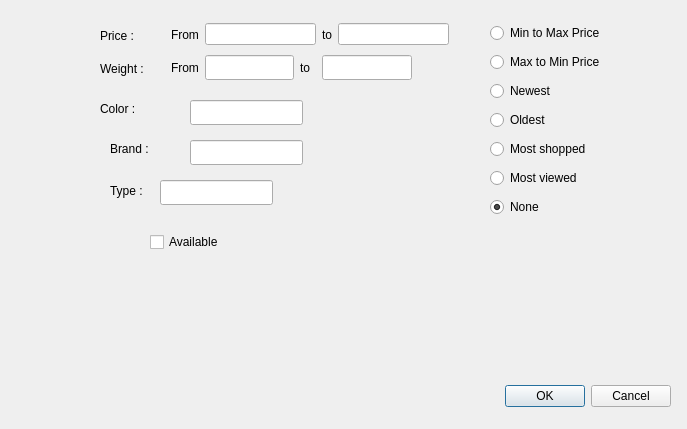
The window that AP/search_tools.ui (AP-projects-4001/Guys) describes before a commit, drawn with Qt 5.
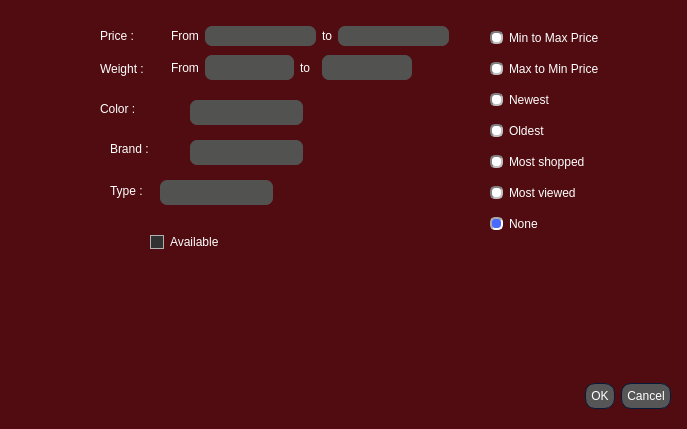
The same window after the commit. Icons and pictures are not drawn.

Diff of the .ui file:
```diff
--- a/AP/search_tools.ui
+++ b/AP/search_tools.ui
@@ -13,6 +13,711 @@
   <property name="windowTitle">
    <string>Dialog</string>
   </property>
+  <property name="styleSheet">
+   <string notr="true">
+QWidget
+{
+	background-color: #500c10;
+	color: #ffffff;
+	border-color: #051a39;
+
+}
+
+
+QLabel
+{
+	background-color: transparent;
+	color: #ffffff;
+
+}
+
+
+QToolTip
+{
+	border : 1px solid #500c10;
+	background-color: #26264f;
+	color: #ffffff;
+	border-color: #051a39;
+
+}
+QPushButton
+{
+	background-color: #565656;
+	color: #ffffff;
+	border-style: solid;
+	border-width: 1px;
+	border-radius: 10px;
+	border-color: #051a39;
+	padding: 5px;
+
+}
+
+
+QPushButton::disabled
+{
+	background-color: #404040;
+	color: #656565;
+	border-color: #051a39;
+
+}
+
+
+QPushButton::hover
+{
+	background-color: #8399ff;
+	color: #ffffff;
+	border-style: solid;
+	border-width: 1px;
+	border-radius: 10px;
+	border-color: #051a39;
+	padding: 5px;
+}
+
+
+QPushButton::pressed
+{
+	background-color: #4969ff;
+	color: #ffffff;
+	border-style: solid;
+	border-width: 1px;
+	border-radius: 10px;
+	border-color: #051a39;
+	padding: 5px;
+
+}
+
+QComboBox
+{
+    background-color: #565656;
+    border: 1px solid;
+    border-radius: 3px;
+    padding-left: 6px;
+    color: #ffffff;
+    height: 20px;
+
+}
+
+
+QComboBox::disabled
+{
+	background-color: #404040;
+	color: #656565;
+	border-color: #051a39;
+
+}
+
+
+QComboBox:hover
+{
+    background-color: #8399ff;
+}
+
+
+QComboBox:on
+{
+    background-color: #4969ff;
+
+}
+
+
+QComboBox QAbstractItemView
+{
+    background-color: #383838;
+    color: #ffffff;
+    border: 1px solid black;
+    selection-background-color: #4969ff;
+    selection-color: #ffffff;
+    outline: 0;
+
+}
+
+QComboBox::drop-down
+{
+    subcontrol-origin: padding;
+    subcontrol-position: top right;
+    width: 15px;
+    border-left-width: 0px;
+    border-left-color: darkgray;
+    border-left-style: solid; 
+    border-top-right-radius: 3px; 
+    border-bottom-right-radius: 3px;
+
+}
+
+
+QComboBox::down-arrow
+{
+    image: url(://arrow-down.png);
+    width: 8px;
+    height: 8px;
+}
+
+
+QSpinBox
+{
+	background-color: #525251;
+	color: #ffffff;
+	border: 1px solid #051a39;
+	border-radius: 3px;
+	padding : 2px;
+}
+
+QLineEdit
+{
+	background-color: #525251;
+	color: #ffffff;
+	border-width: 1px;
+	border-radius: 7px;
+	border-color: #051a39;
+	padding: 2px;
+
+}
+
+QLineEdit::disabled
+{
+	background-color: #404040;
+	color: #656565;
+	border-width: 1px;
+	border-radius: 7px;
+	border-color: #051a39;
+	padding: 2px;
+
+}
+
+QTextEdit
+{
+	background-color: #ffffff;
+	color: #010201;
+	border-color: #051a39;
+
+}
+
+
+QTextEdit::disabled
+{
+	background-color: #404040;
+	color: #656565;
+	border-color: #051a39;
+
+}
+
+QCheckBox::indicator
+{
+    color: #b1b1b1;
+    background-color: #323232;
+    border: 1px solid #b1b1b1;
+    width: 12px;
+    height: 12px;
+
+}
+
+
+QCheckBox::indicator:checked
+{
+    image:url(://checkbox.png);
+    border: 1px solid #565656;
+
+}
+
+
+QCheckBox::disabled
+{
+	color: #656565;
+
+}
+
+
+QCheckBox::indicator:disabled
+{
+	background-color: #656565;
+	color: #656565;
+    border: 1px solid #656565;
+
+}
+
+
+QRadioButton::indicator::unchecked
+{ 
+	border: 2px inset gray; 
+	border-radius: 5px; 
+	background-color:  #fff;
+	width: 9px; 
+	height: 9px; 
+
+}
+
+
+QRadioButton::indicator::unchecked:hover
+{ 
+	border: 2px solid #565656; 
+	border-radius: 5px; 
+	background-color:  #fff;
+	width: 9px; 
+	height: 9px; 
+
+}
+
+
+QRadioButton::indicator::checked
+{ 
+	border: 2px inset darkgray; 
+	border-radius: 5px; 
+	background-color: #4969ff; 
+	width: 9px; 
+	height: 9px; 
+
+}
+
+
+QRadioButton::disabled
+{
+	color: #656565;
+
+}
+
+
+QRadioButton::indicator:disabled
+{
+	background-color: #656565;
+	color: #656565;
+    border: 2px solid #656565;
+
+}
+
+
+QTableView
+{
+    background-color: #242526;
+    border: 1px solid #32414B;
+    color: #f0f0f0;
+    gridline-color: #8faaff;
+    outline : 0;
+
+}
+
+
+QTableView::disabled
+{
+    background-color: #242526;
+    border: 1px solid #32414B;
+    color: #656565;
+    gridline-color: #656565;
+    outline : 0;
+
+}
+
+
+QTableView::item:hover 
+{
+    background-color: #26264f;
+    color: #f0f0f0;
+
+}
+
+
+QTableView::item:selected 
+{
+    background-color: #1a1b1c;
+    border: 2px solid #4969ff;
+    color: #F0F0F0;
+
+}
+
+
+QTableView::item:selected:disabled
+{
+    background-color: #1a1b1c;
+    border: 2px solid #525251;
+    color: #656565;
+
+}
+
+
+QTableCornerButton::section
+{
+    background-color: #505050;
+    color: #fff;
+
+}
+
+
+QHeaderView::section
+{
+    background-color: #525251;
+    color: #fff;
+    text-align: left;
+	padding: 4px;
+	
+}
+
+
+QHeaderView::section:disabled
+{
+    background-color: #525251;
+    color: #656565;
+
+}
+
+
+
+
+
+
+QHeaderView::section::vertical::first,
+QHeaderView::section::vertical::only-one
+{
+    border-top: 1px solid #353635;
+
+}
+
+
+QHeaderView::section::vertical
+{
+    border-top: 1px solid #353635;
+
+}
+
+
+QHeaderView::section::horizontal::first,
+QHeaderView::section::horizontal::only-one
+{
+    border-left: 1px solid #353635;
+
+}
+
+
+QHeaderView::section::horizontal
+{
+    border-left: 1px solid #353635;
+
+}
+
+
+QTabBar::tab
+{
+	background-color: #262626;
+	color: #ffffff;
+	border-style: solid;
+	border-width: 1px;
+	border-top-left-radius: 3px;
+	border-top-right-radius: 3px;
+	border-color: #051a39;
+	padding: 5px;
+
+}
+
+
+QTabBar::tab:disabled
+{
+	background-color: #656565;
+	color: #656565;
+}
+
+
+QTabWidget::pane 
+{
+	background-color: #262626;
+	color: #ffffff;
+    border: 1px solid;
+    border-color: #565656;
+
+}
+
+
+QTabBar::tab:selected
+{
+    background-color: #565656;
+	color: #ffffff;
+	border-style: solid;
+	border-width: 1px;
+	border-top-left-radius: 3px;
+	border-top-right-radius: 3px;
+	border-color: #051a39;
+	padding: 5px;
+
+}
+
+
+QTabBar::tab:selected:disabled
+{
+	background-color: #404040;
+	color: #656565;
+
+}
+
+
+QTabBar::tab:!selected 
+{
+    background-color: #262626;
+
+}
+
+
+QTabBar::tab:!selected:hover 
+{
+    background-color: #8399ff;
+
+}
+
+
+QTabBar::tab:top:!selected 
+{
+    margin-top: 3px;
+
+}
+
+
+QTabBar::tab:bottom:!selected 
+{
+    margin-bottom: 3px;
+
+}
+
+
+QTabBar::tab:top, QTabBar::tab:bottom 
+{
+    min-width: 8ex;
+    margin-right: -1px;
+    padding: 5px 10px 5px 10px;
+
+}
+
+
+QTabBar::tab:top:selected 
+{
+    border-bottom-color: none;
+
+}
+
+
+QTabBar::tab:bottom:selected 
+{
+    border-top-color: none;
+
+}
+
+
+QTabBar::tab:top:last, QTabBar::tab:bottom:last,
+QTabBar::tab:top:only-one, QTabBar::tab:bottom:only-one 
+{
+    margin-right: 0;
+
+}
+
+
+QTabBar::tab:left:!selected 
+{
+    margin-right: 3px;
+
+}
+
+
+QTabBar::tab:right:!selected
+{
+    margin-left: 3px;
+
+}
+
+
+QTabBar::tab:left, QTabBar::tab:right 
+{
+    min-height: 8ex;
+    margin-bottom: -1px;
+    padding: 10px 5px 10px 5px;
+
+}
+
+
+QTabBar::tab:left:selected 
+{
+    border-left-color: none;
+
+}
+
+
+QTabBar::tab:right:selected 
+{
+    border-right-color: none;
+
+}
+
+
+QTabBar::tab:left:last, QTabBar::tab:right:last,
+QTabBar::tab:left:only-one, QTabBar::tab:right:only-one 
+{
+    margin-bottom: 0;
+
+}
+
+
+QScrollBar:horizontal
+{
+    border: 1px solid #222222;
+    background-color: #3d3d3d;
+    height: 13px;
+    margin: 0px 16px 0 16px;
+
+}
+
+
+QScrollBar::handle:horizontal
+{
+    background: #565656;
+    min-height: 20px;
+
+}
+
+
+QScrollBar::add-line:horizontal
+{
+    border: 1px solid #1b1b19;
+    background-color: #565656;
+    width: 14px;
+    subcontrol-position: right;
+    subcontrol-origin: margin;
+
+}
+
+
+QScrollBar::sub-line:horizontal
+{
+    border: 1px solid #1b1b19;
+    background-color: #565656;
+    width: 14px;
+    subcontrol-position: left;
+    subcontrol-origin: margin;
+
+}
+
+
+QScrollBar::right-arrow:horizontal
+{
+    width: 6px;
+    height: 6px;
+
+}
+
+
+QScrollBar::left-arrow:horizontal
+{
+    width: 6px;
+    height: 6px;
+
+}
+
+
+QScrollBar::add-page:horizontal, QScrollBar::sub-page:horizontal
+{
+    background: none;
+
+}
+
+
+QScrollBar:vertical
+{
+    background-color: #3d3d3d;
+    width: 13px;
+    margin: 16px 0 16px 0;
+    border: 1px solid #222222;
+
+}
+
+
+QScrollBar::handle:vertical
+{
+    background-color: #565656;
+    min-height: 20px;
+
+}
+
+
+QScrollBar::add-line:vertical
+{
+    border: 1px solid #1b1b19;
+    background-color: #565656;
+    height: 14px;
+    subcontrol-position: bottom;
+    subcontrol-origin: margin;
+
+}
+
+
+QScrollBar::sub-line:vertical
+{
+    border: 1px solid #1b1b19;
+    background-color: #565656;
+    height: 14px;
+    subcontrol-position: top;
+    subcontrol-origin: margin;
+
+}
+
+
+QScrollBar::up-arrow:vertical
+{
+    width: 6px;
+    height: 6px;
+
+}
+
+
+QScrollBar::down-arrow:vertical
+{
+    width: 6px;
+    height: 6px;
+
+}
+
+
+QScrollBar::add-page:vertical, QScrollBar::sub-page:vertical
+{
+    background: none;
+
+}
+
+QStatusBar
+{
+	background-color: #565656;
+	color: #ffffff;
+	border-color: #051a39;
+
+}
+
+QCheckBox:disabled
+{
+color: #414141;
+}
+
+QCheckBox::indicator{
+    color: #b1b1b1;
+    background-color: #323232;
+    border: 1px solid #b1b1b1;
+    width:  12px;
+    height:  12px;
+}
+
+QRadioButton::indicator
+{
+    border-radius: 6px;
+}
+
+QCheckBox::indicator:hover
+{
+    border: 1px solid #8399ff;
+}
+
+QCheckBox::indicator:checked
+{
+	border-image: url(:/included_images/Check_mark.png) 0 0 0 0 stretch stretch;
+	background-color: #ffffff;
+}
+
+QCheckBox::indicator:disabled
+{
+    border: 1px solid #444;
+}
+</string>
+  </property>
   <widget class="QDialogButtonBox" name="buttonBox">
    <property name="geometry">
     <rect>
@@ -35,7 +740,7 @@
      <x>171</x>
      <y>21</y>
      <width>278</width>
-     <height>27</height>
+     <height>30</height>
     </rect>
    </property>
    <layout class="QHBoxLayout" name="horizontalLayout">
@@ -181,8 +886,8 @@
     <rect>
      <x>490</x>
      <y>20</y>
-     <width>126</width>
-     <height>206</height>
+     <width>142</width>
+     <height>226</height>
     </rect>
    </property>
    <layout class="QVBoxLayout" name="verticalLayout">
```
